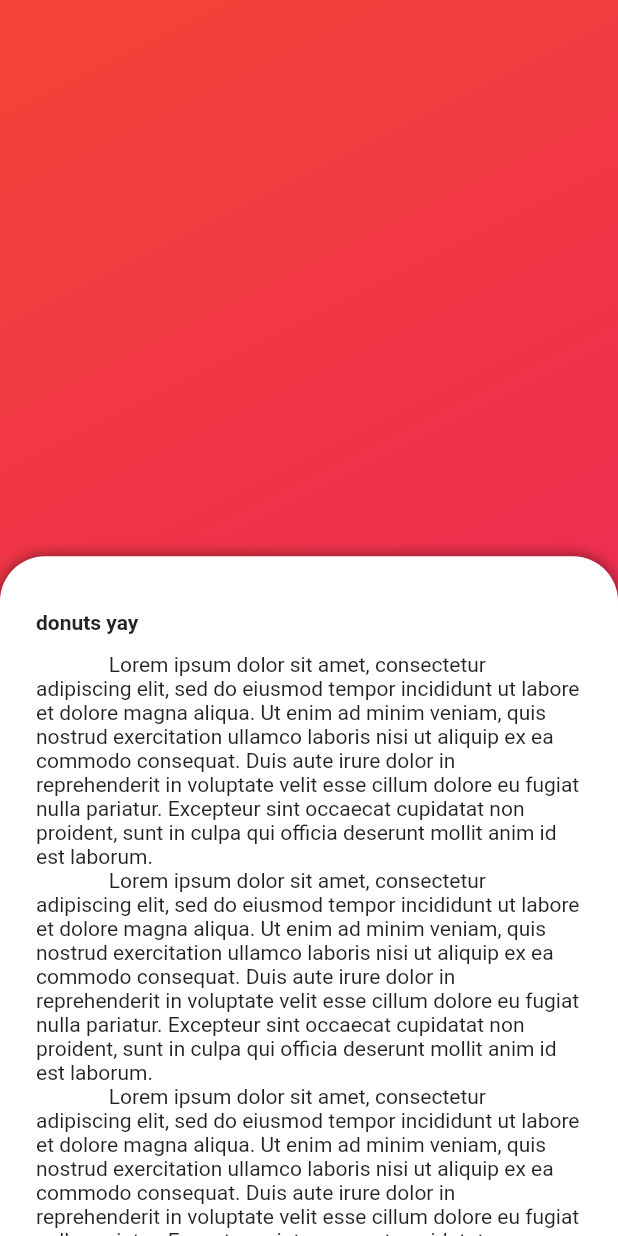
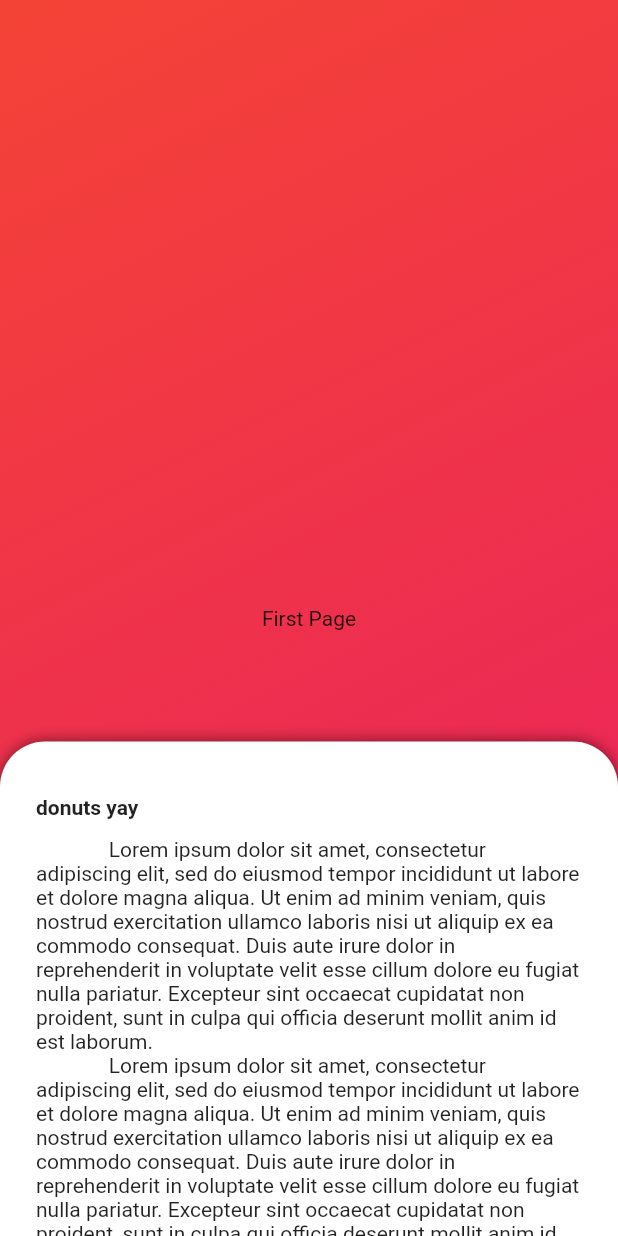
Before and after one commit to rice-apps/psy.cl-v1, a Flutter app: the screen it shows after launch, on a phone screen of 412 x 824 dp. Run offline on Flutter 3.47's test engine with Material 2 defaults, Android fonts, the phone set to English and light mode, and no system bars; drawn by our look-alikes of sliding_up_panel.

Commit message:
edited background scrolling effect

```diff
--- a/lib/main.dart
+++ b/lib/main.dart
@@ -63,7 +63,7 @@
   @override
   Widget build(BuildContext context) {
     final panelHeightOpen = MediaQuery.of(context).size.height * 0.9;
-    final panelHeightClosed = MediaQuery.of(context).size.height * 0.55;
+    final panelHeightClosed = MediaQuery.of(context).size.height * 0.4;
 
     // This method is rerun every time setState is called, for instance as done
     // by the _incrementCounter method above.
@@ -73,7 +73,7 @@
         maxHeight: panelHeightOpen,
         minHeight: panelHeightClosed,
         parallaxEnabled: true,
-        parallaxOffset: .5,
+        parallaxOffset: .75,
         body: Stack(children: [
           BackgroundColorPage(),
           PagedBackground()
--- a/lib/src/widget/sliding_background.dart
+++ b/lib/src/widget/sliding_background.dart
@@ -14,6 +14,7 @@
       children: const <Widget>[
         Center(
           child: Text('First Page'),
+          /// Can also link to other pages here
         ),
         Center(
           child: Text('Second Page'),
```
